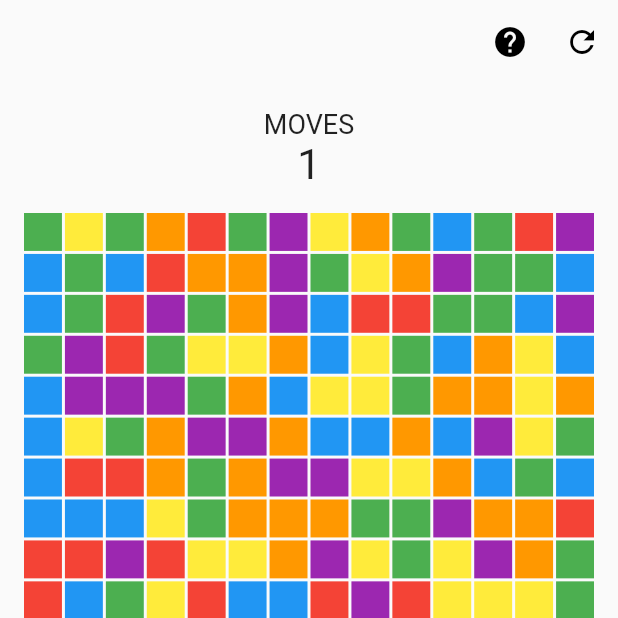
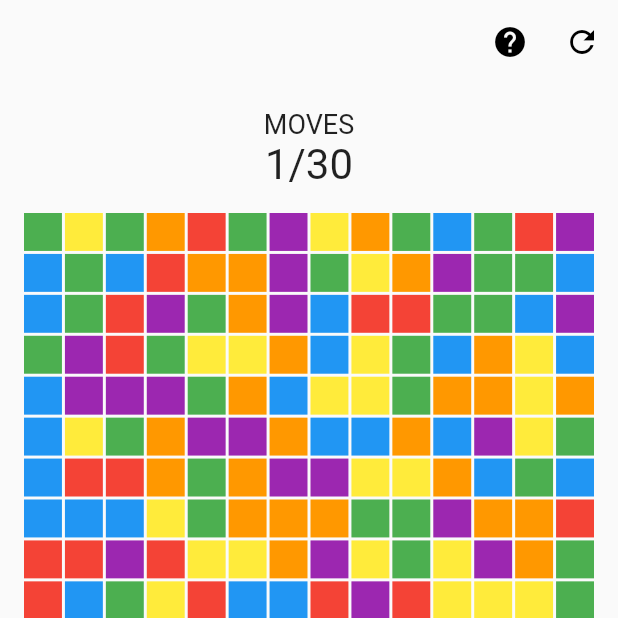
Before and after one commit to kadukeitor/flood, a Flutter app: the screen it shows after launch, item 3 of the bottom bar chosen, on a phone screen of 412 x 824 dp, the top half of it. Run offline on Flutter 3.47's test engine with Material 2 defaults, Android fonts, the phone set to English and light mode, and no system bars.

Commit message:
Add loose

```diff
--- a/lib/main.dart
+++ b/lib/main.dart
@@ -25,7 +25,7 @@ class Game extends StatefulWidget {
 }
 
 class _Game extends State<Game> {
-  int size = 14;
+  int size = 14, moves = 0, max = 30;
   List<Color> colors = [
     Colors.red,
     Colors.blue,
@@ -35,7 +35,6 @@ class _Game extends State<Game> {
     Colors.yellow,
   ];
   List<List<int>> board = [];
-  int moves = 0;
 
   generate() {
     List<List<int>> _board = [];
@@ -54,8 +53,7 @@ class _Game extends State<Game> {
   }
 
   select(int color) async {
-    if (board[0][0] == color) return false;
-    if (completed()) return false;
+    if (board[0][0] == color || completed() || loosed()) return false;
     setState(() {
       moves += 1;
     });
@@ -65,6 +63,12 @@ class _Game extends State<Game> {
         Icon(Icons.sentiment_satisfied, size: 48),
         text("YOU WIN")
       ]));
+    if (loosed()) {
+      dialog(Column(mainAxisSize: MainAxisSize.min, children: [
+        Icon(Icons.sentiment_dissatisfied, size: 48),
+        text("YOU LOOSE")
+      ]));
+    }
   }
 
   paint(int c, int r, int color) {
@@ -77,6 +81,8 @@ class _Game extends State<Game> {
     if (c + 1 < size && board[c + 1][r] == oldColor) paint(c + 1, r, color);
     if (r - 1 >= 0 && board[c][r - 1] == oldColor) paint(c, r - 1, color);
   }
+
+  loosed() => moves >= max;
 
   completed() {
     int color = board[0][0];
@@ -122,7 +128,7 @@ class _Game extends State<Game> {
               child: Column(
                 children: <Widget>[
                   text('MOVES', 18.0),
-                  text(moves.toString(), 28.0),
+                  text(moves.toString() + '/' + max.toString(), 28.0)
                 ],
               ),
             ),
@@ -149,8 +155,7 @@ class _Game extends State<Game> {
                         color: color,
                         shape: new CircleBorder(),
                         onPressed: () => select(
-                          colors.indexWhere((_color) => _color == color))),
-                );
+                            colors.indexWhere((_color) => _color == color))));
               }).toList(),
             )
           ],
```
Lines whose indentation alone changed are shown as unchanged.
